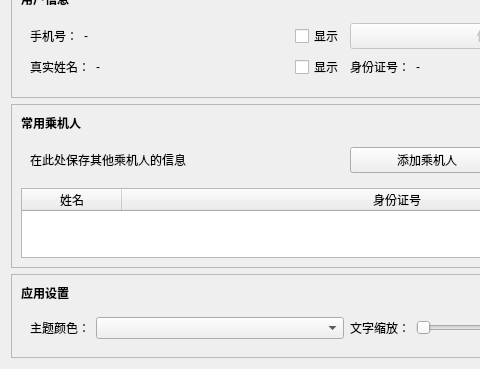
Qt form FlightTicketClient/pages/ProfilePage/ProfilePage.ui (n-ss1m-1/FlightTicketSystem) before a commit; both pictures show x 0 to 480 and y 81 to 450 of the 694 by 450 pixel window.
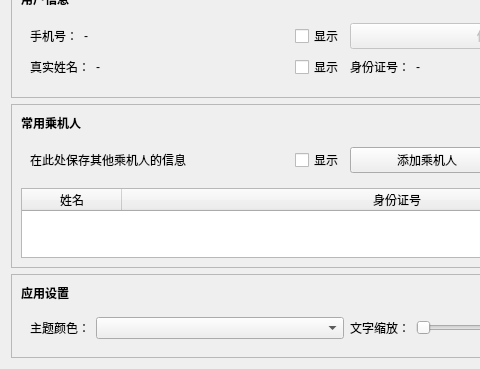
The same form after that commit.

Commit message: 增加显示/隐藏乘机人信息

The edit to the form file:
```diff
--- a/FlightTicketClient/pages/ProfilePage/ProfilePage.ui
+++ b/FlightTicketClient/pages/ProfilePage/ProfilePage.ui
@@ -253,11 +253,28 @@
        <widget class="QWidget" name="widget_3" native="true">
         <layout class="QHBoxLayout" name="horizontalLayout_3" stretch="1,1">
          <item>
+          <layout class="QHBoxLayout" name="horizontalLayout_7">
+           <item>
           <widget class="QLabel" name="label_6">
            <property name="text">
             <string>在此处保存其他乘机人的信息</string>
            </property>
           </widget>
+           </item>
+           <item>
+            <widget class="QCheckBox" name="cbShowPassengers">
+             <property name="sizePolicy">
+              <sizepolicy hsizetype="Maximum" vsizetype="Fixed">
+               <horstretch>0</horstretch>
+               <verstretch>0</verstretch>
+              </sizepolicy>
+             </property>
+             <property name="text">
+              <string>显示</string>
+             </property>
+            </widget>
+           </item>
+          </layout>
          </item>
          <item>
           <layout class="QHBoxLayout" name="horizontalLayout_13">
```
Lines whose indentation alone changed are shown as unchanged. The commit also changes 2 other files.
